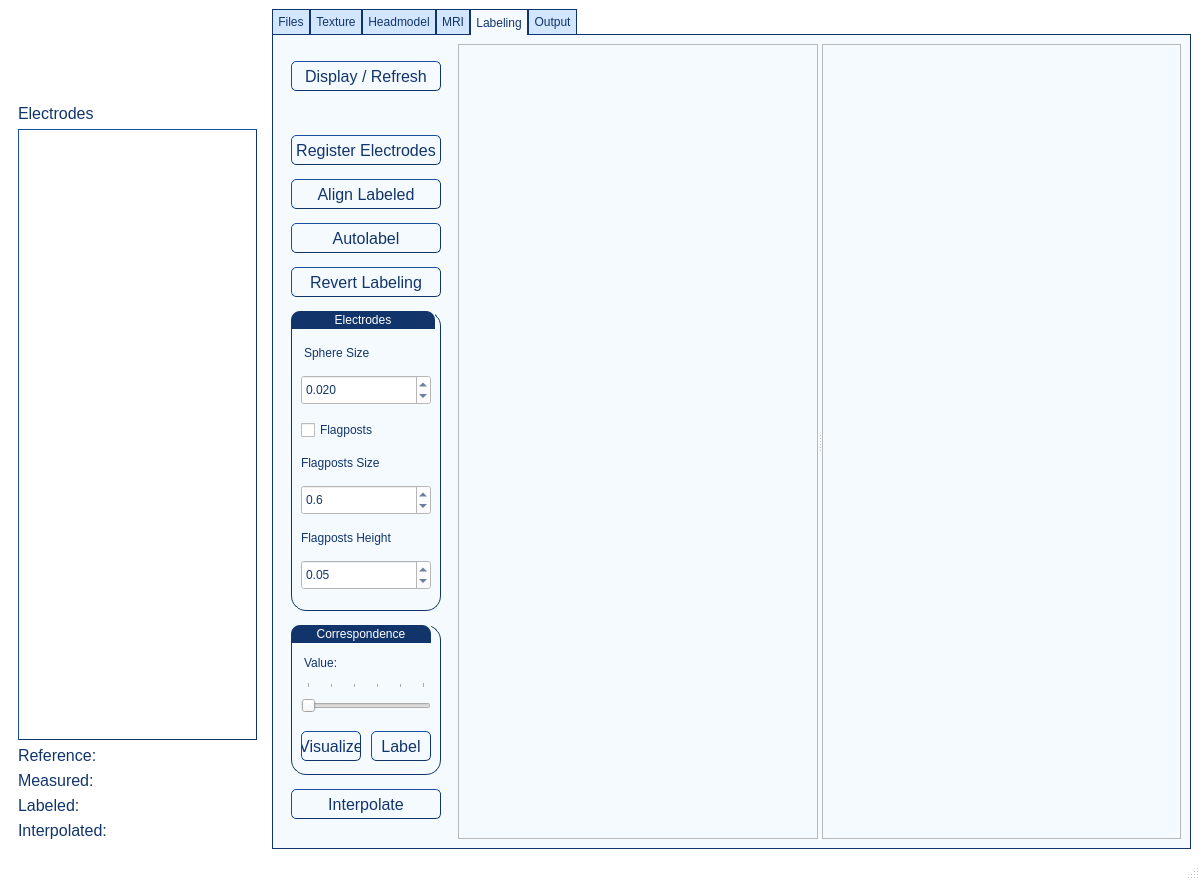
Above: ui/qt_designer/pyloc_main.ui from mindbrainlab/ElectrodeLocalizationKit before the change. Below: the same form after it.
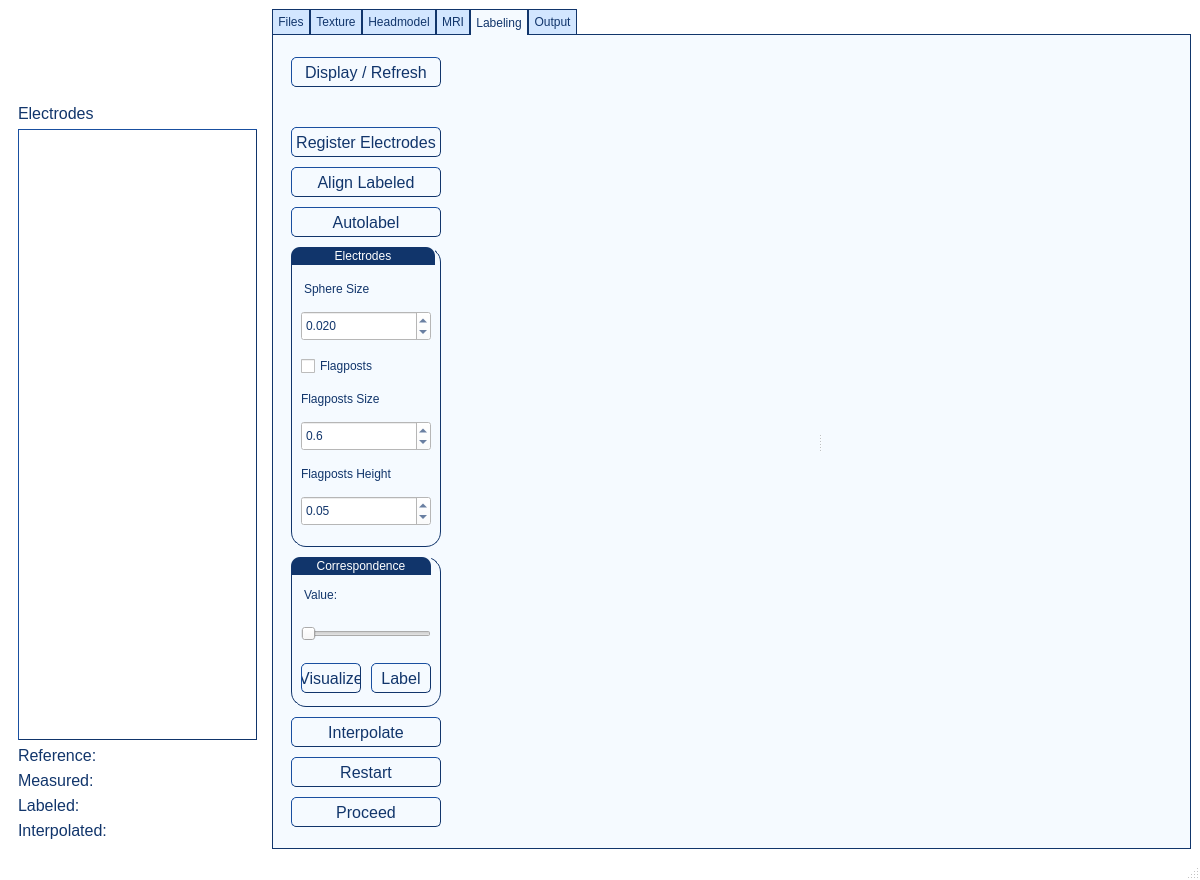
That is the form after the change. The open tabs and pages were chosen to show the change. Icons and pictures are not drawn.

What changed in the file:
```diff
--- a/ui/qt_designer/pyloc_main.ui
+++ b/ui/qt_designer/pyloc_main.ui
@@ -1707,7 +1707,7 @@
         <string>Labeling</string>
        </attribute>
        <layout class="QHBoxLayout" name="horizontalLayout_5">
-        <item alignment="Qt::AlignmentFlag::AlignTop">
+        <item>
          <widget class="QWidget" name="widget_11" native="true">
           <property name="minimumSize">
            <size>
@@ -1837,33 +1837,6 @@
              </property>
             </widget>
            </item>
-           <item>
-            <widget class="QPushButton" name="label_revert_button">
-             <property name="minimumSize">
-              <size>
-               <width>150</width>
-               <height>30</height>
-              </size>
-             </property>
-             <property name="maximumSize">
-              <size>
-               <width>150</width>
-               <height>30</height>
-              </size>
-             </property>
-             <property name="font">
-              <font>
-               <pointsize>12</pointsize>
-              </font>
-             </property>
-             <property name="styleSheet">
-              <string notr="true"/>
-             </property>
-             <property name="text">
-              <string>Revert Labeling</string>
-             </property>
-            </widget>
-           </item>
            <item>
             <widget class="QGroupBox" name="groupBox_2">
              <property name="minimumSize">
@@ -2121,7 +2094,7 @@
                  <bool>false</bool>
                 </property>
                 <property name="tickPosition">
-                 <enum>QSlider::TickPosition::TicksAbove</enum>
+                 <enum>QSlider::NoTicks</enum>
                 </property>
                </widget>
               </item>
@@ -2209,14 +2182,77 @@
              </property>
             </widget>
            </item>
+           <item>
+            <widget class="QPushButton" name="restart_button_4">
+             <property name="sizePolicy">
+              <sizepolicy hsizetype="Minimum" vsizetype="Minimum">
+               <horstretch>0</horstretch>
+               <verstretch>0</verstretch>
+              </sizepolicy>
+             </property>
+             <property name="minimumSize">
+              <size>
+               <width>150</width>
+               <height>30</height>
+              </size>
+             </property>
+             <property name="maximumSize">
+              <size>
+               <width>150</width>
+               <height>30</height>
+              </size>
+             </property>
+             <property name="font">
+              <font>
+               <pointsize>12</pointsize>
+              </font>
+             </property>
+             <property name="styleSheet">
+              <string notr="true"/>
+             </property>
+             <property name="text">
+              <string>Restart</string>
+             </property>
+            </widget>
+           </item>
+           <item>
+            <widget class="QPushButton" name="proceed_button_4">
+             <property name="sizePolicy">
+              <sizepolicy hsizetype="Minimum" vsizetype="Minimum">
+               <horstretch>0</horstretch>
+               <verstretch>0</verstretch>
+              </sizepolicy>
+             </property>
+             <property name="minimumSize">
+              <size>
+               <width>150</width>
+               <height>30</height>
+              </size>
+             </property>
+             <property name="maximumSize">
+              <size>
+               <width>150</width>
+               <height>30</height>
+              </size>
+             </property>
+             <property name="font">
+              <font>
+               <pointsize>12</pointsize>
+              </font>
+             </property>
+             <property name="styleSheet">
+              <string notr="true"/>
+             </property>
+             <property name="text">
+              <string>Proceed</string>
+             </property>
+            </widget>
+           </item>
           </layout>
          </widget>
         </item>
         <item>
          <widget class="QSplitter" name="splitter">
-          <property name="orientation">
-           <enum>Qt::Orientation::Horizontal</enum>
-          </property>
           <widget class="QFrame" name="labeling_main_frame">
            <property name="minimumSize">
             <size>
@@ -2225,10 +2261,7 @@
             </size>
            </property>
            <property name="frameShape">
-            <enum>QFrame::Shape::StyledPanel</enum>
-           </property>
-           <property name="frameShadow">
-            <enum>QFrame::Shadow::Raised</enum>
+            <enum>QFrame::NoFrame</enum>
            </property>
           </widget>
           <widget class="QFrame" name="labeling_reference_frame">
@@ -2239,10 +2272,7 @@
             </size>
            </property>
            <property name="frameShape">
-            <enum>QFrame::Shape::StyledPanel</enum>
-           </property>
-           <property name="frameShadow">
-            <enum>QFrame::Shadow::Raised</enum>
+            <enum>QFrame::NoFrame</enum>
            </property>
           </widget>
          </widget>
```
Left out of the diff: 581 changed lines with no effect on the pictures.
